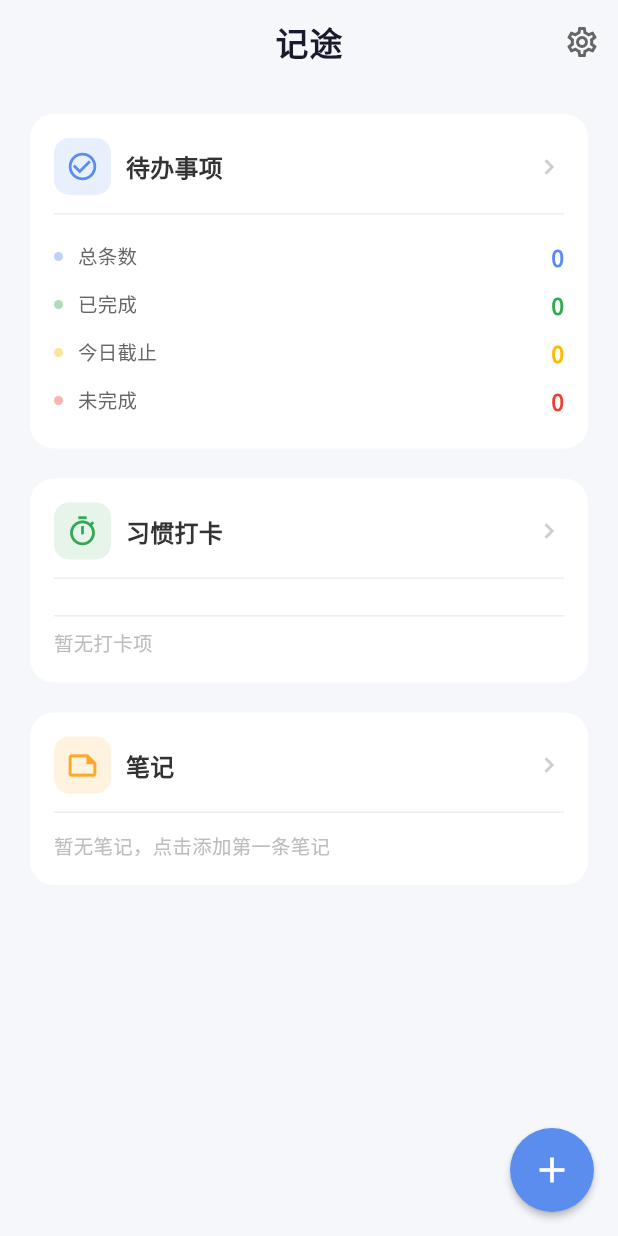
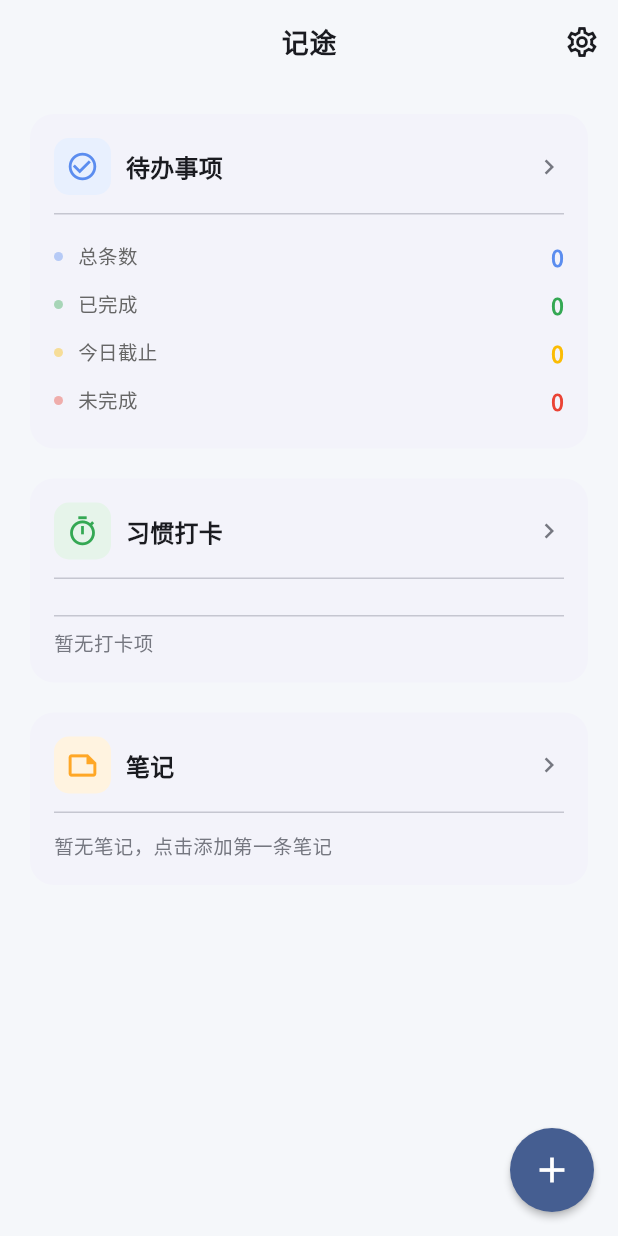
Before and after one commit to ok954/noteWay, a Flutter app: the screen it shows after launch, on a phone screen of 412 x 824 dp. Run offline on Flutter 3.47's test engine with Material 3 defaults, Android fonts, the phone set to English and light mode, and no system bars; our stand-ins replace file_picker, flutter_riverpod, google_fonts, image_picker, package_info_plus, shared_preferences and 2 more; accounts and stored records are empty.

Commit message:
fix: 全面优化深色主题样式 - 主题定义增强 + 页面使用动态Theme颜色替代硬编码

```diff
--- a/lib/core/theme/app_theme.dart
+++ b/lib/core/theme/app_theme.dart
@@ -6,7 +6,6 @@ import '../constants/app_colors.dart';
 class AppTheme {
   AppTheme._();
 
-  /// 全局字体回退栈：Noto Sans SC → 苹方 → 微软雅黑 → 系统无衬线
   static const List<String> fontFallback = [
     'PingFang SC',
     'Microsoft YaHei',
@@ -14,45 +13,48 @@ class AppTheme {
     'sans-serif',
   ];
 
+  // ========== 浅色主题 ==========
   static ThemeData get lightTheme {
+    final cs = ColorScheme.fromSeed(
+      seedColor: AppColors.primary,
+      brightness: Brightness.light,
+      surface: const Color(0xFFF5F7FA),
+    );
     final base = ThemeData(
       useMaterial3: true,
       brightness: Brightness.light,
-      colorScheme: ColorScheme.fromSeed(
-        seedColor: AppColors.primary,
-        brightness: Brightness.light,
-      ),
+      colorScheme: cs,
       scaffoldBackgroundColor: const Color(0xFFF5F7FA),
       fontFamily: GoogleFonts.notoSansSc().fontFamily,
       fontFamilyFallback: fontFallback,
     );
 
     return base.copyWith(
-      appBarTheme: const AppBarTheme(
+      appBarTheme: AppBarTheme(
         centerTitle: true,
         elevation: 0,
-        backgroundColor: Color(0xFFF5F7FA),
-        foregroundColor: Color(0xFF333333),
+        backgroundColor: cs.surface,
+        foregroundColor: cs.onSurface,
         titleTextStyle: TextStyle(
           fontSize: 18,
           fontWeight: FontWeight.w600,
-          color: Color(0xFF333333),
+          color: cs.onSurface,
           letterSpacing: 0.5,
         ),
       ),
       cardTheme: CardThemeData(
         elevation: 0,
         shape: RoundedRectangleBorder(borderRadius: BorderRadius.circular(16)),
-        color: Colors.white,
+        color: cs.surfaceContainerLow,
       ),
-      floatingActionButtonTheme: const FloatingActionButtonThemeData(
-        backgroundColor: AppColors.primary,
-        foregroundColor: Colors.white,
+      floatingActionButtonTheme: FloatingActionButtonThemeData(
+        backgroundColor: cs.primary,
+        foregroundColor: cs.onPrimary,
         elevation: 2,
       ),
       inputDecorationTheme: InputDecorationTheme(
         filled: true,
-        fillColor: const Color(0xFFF5F5F5),
+        fillColor: cs.surfaceContainerHighest,
         border: OutlineInputBorder(
           borderRadius: BorderRadius.circular(12),
           borderSide: BorderSide.none,
@@ -67,37 +69,50 @@ class AppTheme {
         ),
         contentPadding: const EdgeInsets.symmetric(horizontal: 16, vertical: 14),
       ),
-      textTheme: _buildTextTheme(base.textTheme, const Color(0xFF333333)),
-      dividerTheme: const DividerThemeData(
-        color: Color(0xFFEEEEEE),
+      textTheme: _buildTextTheme(base.textTheme, cs.onSurface, cs.onSurfaceVariant),
+      dividerTheme: DividerThemeData(
+        color: cs.outlineVariant,
         thickness: 1,
+      ),
+      dialogTheme: DialogThemeData(
+        backgroundColor: cs.surface,
+        shape: RoundedRectangleBorder(borderRadius: BorderRadius.circular(16)),
+      ),
+      bottomSheetTheme: BottomSheetThemeData(
+        backgroundColor: cs.surface,
+        shape: const RoundedRectangleBorder(
+          borderRadius: BorderRadius.vertical(top: Radius.circular(20)),
+        ),
       ),
     );
   }
 
+  // ========== 深色主题 ==========
   static ThemeData get darkTheme {
+    final cs = ColorScheme.fromSeed(
+      seedColor: AppColors.primary,
+      brightness: Brightness.dark,
+      surface: const Color(0xFF121212),
+    );
     final base = ThemeData(
       useMaterial3: true,
       brightness: Brightness.dark,
-      colorScheme: ColorScheme.fromSeed(
-        seedColor: AppColors.primary,
-        brightness: Brightness.dark,
-      ),
+      colorScheme: cs,
       scaffoldBackgroundColor: const Color(0xFF121212),
       fontFamily: GoogleFonts.notoSansSc().fontFamily,
       fontFamilyFallback: fontFallback,
     );
 
     return base.copyWith(
-      appBarTheme: const AppBarTheme(
+      appBarTheme: AppBarTheme(
         centerTitle: true,
         elevation: 0,
-        backgroundColor: Color(0xFF1E1E1E),
-        foregroundColor: Colors.white,
+        backgroundColor: const Color(0xFF1E1E1E),
+        foregroundColor: cs.onSurface,
         titleTextStyle: TextStyle(
           fontSize: 18,
           fontWeight: FontWeight.w600,
-          color: Colors.white,
+          color: cs.onSurface,
           letterSpacing: 0.5,
         ),
       ),
@@ -106,36 +121,95 @@ class AppTheme {
         shape: RoundedRectangleBorder(borderRadius: BorderRadius.circular(16)),
         color: const Color(0xFF1E1E1E),
       ),
-      floatingActionButtonTheme: const FloatingActionButtonThemeData(
-        backgroundColor: AppColors.primary,
-        foregroundColor: Colors.white,
+      floatingActionButtonTheme: FloatingActionButtonThemeData(
+        backgroundColor: cs.primary,
+        foregroundColor: cs.onPrimary,
         elevation: 2,
       ),
-      textTheme: _buildTextTheme(base.textTheme, Colors.white),
-      dividerTheme: const DividerThemeData(
-        color: Color(0xFF333333),
+      inputDecorationTheme: InputDecorationTheme(
+        filled: true,
+        fillColor: const Color(0xFF2A2A2A),
+        border: OutlineInputBorder(
+          borderRadius: BorderRadius.circular(12),
+          borderSide: BorderSide.none,
+        ),
+        enabledBorder: OutlineInputBorder(
+          borderRadius: BorderRadius.circular(12),
+          borderSide: BorderSide.none,
+        ),
+        focusedBorder: OutlineInputBorder(
+          borderRadius: BorderRadius.circular(12),
+          borderSide: const BorderSide(color: AppColors.primary),
+        ),
+        contentPadding: const EdgeInsets.symmetric(horizontal: 16, vertical: 14),
+      ),
+      textTheme: _buildTextTheme(base.textTheme, cs.onSurface, cs.onSurfaceVariant),
+      dividerTheme: DividerThemeData(
+        color: cs.outlineVariant,
         thickness: 1,
+      ),
+      dialogTheme: DialogThemeData(
+        backgroundColor: const Color(0xFF1E1E1E),
+        shape: RoundedRectangleBorder(borderRadius: BorderRadius.circular(16)),
+      ),
+      bottomSheetTheme: BottomSheetThemeData(
+        backgroundColor: const Color(0xFF1E1E1E),
+        shape: const RoundedRectangleBorder(
+          borderRadius: BorderRadius.vertical(top: Radius.circular(20)),
+        ),
+      ),
+      chipTheme: ChipThemeData(
+        backgroundColor: const Color(0xFF2A2A2A),
+        selectedColor: cs.primaryContainer,
+        labelStyle: TextStyle(color: cs.onSurface, fontSize: 13),
+        secondaryLabelStyle: TextStyle(color: cs.onSurfaceVariant, fontSize: 13),
+        shape: RoundedRectangleBorder(borderRadius: BorderRadius.circular(8)),
+        side: BorderSide.none,
+      ),
+      switchTheme: SwitchThemeData(
+        thumbColor: WidgetStateProperty.resolveWith((states) {
+          if (states.contains(WidgetState.selected)) return cs.primary;
+          return cs.onSurfaceVariant;
+        }),
+        trackColor: WidgetStateProperty.resolveWith((states) {
+          if (states.contains(WidgetState.selected)) return cs.primaryContainer;
+          return cs.surfaceContainerHighest;
+        }),
+      ),
+      checkboxTheme: CheckboxThemeData(
+        fillColor: WidgetStateProperty.resolveWith((states) {
+          if (states.contains(WidgetState.selected)) return cs.primary;
+          return null;
+        }),
+        shape: RoundedRectangleBorder(borderRadius: BorderRadius.circular(4)),
+      ),
+      segmentedButtonTheme: SegmentedButtonThemeData(
+        selectedStyle: TextStyle(color: cs.onSurface),
+        style: SegmentedButton.styleFrom(
+          backgroundColor: const Color(0xFF2A2A2A),
+          selectedBackgroundColor: cs.primaryContainer,
+        ),
       ),
     );
   }
 
-  static TextTheme _buildTextTheme(TextTheme base, Color color) {
+  static TextTheme _buildTextTheme(TextTheme base, Color primary, Color secondary) {
     return base.copyWith(
-      displayLarge: base.displayLarge?.copyWith(color: color, fontWeight: FontWeight.w700, letterSpacing: -0.5),
-      displayMedium: base.displayMedium?.copyWith(color: color, fontWeight: FontWeight.w700, letterSpacing: -0.5),
-      displaySmall: base.displaySmall?.copyWith(color: color, fontWeight: FontWeight.w600),
-      headlineLarge: base.headlineLarge?.copyWith(color: color, fontWeight: FontWeight.w600),
-      headlineMedium: base.headlineMedium?.copyWith(color: color, fontWeight: FontWeight.w600),
-      headlineSmall: base.headlineSmall?.copyWith(color: color, fontWeight: FontWeight.w600),
-      titleLarge: base.titleLarge?.copyWith(color: color, fontWeight: FontWeight.w600, letterSpacing: 0.2),
-      titleMedium: base.titleMedium?.copyWith(color: color, fontWeight: FontWeight.w500, letterSpacing: 0.15),
-      titleSmall: base.titleSmall?.copyWith(color: color, fontWeight: FontWeight.w500, letterSpacing: 0.1),
-      bodyLarge: base.bodyLarge?.copyWith(color: color, fontWeight: FontWeight.w400, letterSpacing: 0.15, height: 1.5),
-      bodyMedium: base.bodyMedium?.copyWith(color: color, fontWeight: FontWeight.w400, letterSpacing: 0.15, height: 1.5),
-      bodySmall: base.bodySmall?.copyWith(color: color, fontWeight: FontWeight.w400, letterSpacing: 0.1, height: 1.4),
-      labelLarge: base.labelLarge?.copyWith(color: color, fontWeight: FontWeight.w500, letterSpacing: 0.1),
-      labelMedium: base.labelMedium?.copyWith(color: color, fontWeight: FontWeight.w500, letterSpacing: 0.1),
-      labelSmall: base.labelSmall?.copyWith(color: color, fontWeight: FontWeight.w500, letterSpacing: 0.1),
+      displayLarge: base.displayLarge?.copyWith(color: primary, fontWeight: FontWeight.w700),
+      displayMedium: base.displayMedium?.copyWith(color: primary, fontWeight: FontWeight.w700),
+      displaySmall: base.displaySmall?.copyWith(color: primary, fontWeight: FontWeight.w600),
+      headlineLarge: base.headlineLarge?.copyWith(color: primary, fontWeight: FontWeight.w600),
+      headlineMedium: base.headlineMedium?.copyWith(color: primary, fontWeight: FontWeight.w600),
+      headlineSmall: base.headlineSmall?.copyWith(color: primary, fontWeight: FontWeight.w600),
+      titleLarge: base.titleLarge?.copyWith(color: primary, fontWeight: FontWeight.w600),
+      titleMedium: base.titleMedium?.copyWith(color: primary, fontWeight: FontWeight.w500),
+      titleSmall: base.titleSmall?.copyWith(color: primary, fontWeight: FontWeight.w500),
+      bodyLarge: base.bodyLarge?.copyWith(color: primary, fontWeight: FontWeight.w400, height: 1.5),
+      bodyMedium: base.bodyMedium?.copyWith(color: primary, fontWeight: FontWeight.w400, height: 1.5),
+      bodySmall: base.bodySmall?.copyWith(color: secondary, fontWeight: FontWeight.w400, height: 1.4),
+      labelLarge: base.labelLarge?.copyWith(color: primary, fontWeight: FontWeight.w500),
+      labelMedium: base.labelMedium?.copyWith(color: secondary, fontWeight: FontWeight.w500),
+      labelSmall: base.labelSmall?.copyWith(color: secondary, fontWeight: FontWeight.w400),
     );
   }
 }
--- a/lib/modules/home/home_page.dart
+++ b/lib/modules/home/home_page.dart
@@ -1,6 +1,5 @@
 import 'package:flutter/material.dart';
 import 'package:flutter_riverpod/flutter_riverpod.dart';
-import '../../core/constants/app_colors.dart';
 import '../../models/habit.dart';
 import '../../providers/habit_provider.dart';
 import '../../providers/note_provider.dart';
@@ -17,23 +16,15 @@ class HomePage extends ConsumerWidget {
     final habitStats = ref.watch(habitStatsProvider);
     final habitsAsync = ref.watch(habitNotifierProvider);
     final notesAsync = ref.watch(noteNotifierProvider);
+    final cs = Theme.of(context).colorScheme;
 
     return Scaffold(
-      backgroundColor: const Color(0xFFF5F7FA),
+      backgroundColor: Theme.of(context).scaffoldBackgroundColor,
       appBar: AppBar(
-        backgroundColor: const Color(0xFFF5F7FA),
-        elevation: 0,
-        title: const Text(
-          '记途',
-          style: TextStyle(
-            fontSize: 22,
-            fontWeight: FontWeight.bold,
-            color: Color(0xFF1A1A2E),
-          ),
-        ),
+        title: const Text('记途'),
         actions: [
           IconButton(
-            icon: const Icon(Icons.settings_outlined, color: Color(0xFF666666)),
+            icon: const Icon(Icons.settings_outlined),
             onPressed: () => Navigator.pushNamed(context, AppRoutes.settings),
           ),
         ],
@@ -42,27 +33,28 @@ class HomePage extends ConsumerWidget {
         padding: const EdgeInsets.all(16),
         child: Column(
           children: [
-            // 待办卡片
-            _buildTodoCard(context, todoStats),
+            _buildTodoCard(context, todoStats, cs),
             const SizedBox(height: 12),
-            // 打卡卡片
-            _buildHabitCard(context, habitStats, habitsAsync),
+            _buildHabitCard(context, habitStats, habitsAsync, cs),
             const SizedBox(height: 12),
-            // 笔记卡片
-            _buildNoteCard(context, notesAsync),
+            _buildNoteCard(context, notesAsync, cs),
           ],
         ),
       ),
-      floatingActionButton: FloatingActionButton(
-        onPressed: () => _showQuickAddSheet(context),
-        backgroundColor: AppColors.primary,
-        shape: const CircleBorder(),
-        child: const Icon(Icons.add, color: Colors.white, size: 28),
-      ),
+      floatingActionButton: _buildFAB(context, cs),
     );
   }
 
-  Widget _buildTodoCard(BuildContext context, AsyncValue<Map<String, int>> todoStats) {
+  Widget _buildFAB(BuildContext context, ColorScheme cs) {
+    return FloatingActionButton(
+      onPressed: () => _showQuickAddSheet(context),
+      backgroundColor: cs.primary,
+      shape: const CircleBorder(),
+      child: Icon(Icons.add, color: cs.onPrimary, size: 28),
+    );
+  }
+
+  Widget _buildTodoCard(BuildContext context, AsyncValue<Map<String, int>> todoStats, ColorScheme cs) {
     return _buildModuleCard(
       context,
       icon: Icons.check_circle_outline,
@@ -89,6 +81,7 @@ class HomePage extends ConsumerWidget {
     BuildContext context,
     AsyncValue<Map<String, int>> habitStats,
     AsyncValue<List<Habit>> habitsAsync,
+    ColorScheme cs,
   ) {
     return _buildModuleCard(
       context,
@@ -108,16 +101,16 @@ class HomePage extends ConsumerWidget {
                     children: [
                       const Icon(Icons.check_circle, size: 14, color: Color(0xFF34A853)),
                       const SizedBox(width: 4),
-                      Text('今日已打卡 ${s['today'] ?? 0} 项', style: const TextStyle(fontSize: 13, color: Color(0xFF34A853))),
+                      Text('今日已打卡 ${s['today'] ?? 0} 项', style: TextStyle(fontSize: 13, color: cs.onSurfaceVariant)),
                     ],
                   ),
                 ),
                 Expanded(
                   child: Row(
                     children: [
-                      const Icon(Icons.circle_outlined, size: 14, color: Color(0xFF999999)),
+                      const Icon(Icons.circle_outlined, size: 14),
                       const SizedBox(width: 4),
-                      Text('今日未打卡 ${(s['total'] ?? 0) - (s['today'] ?? 0)} 项', style: const TextStyle(fontSize: 13, color: Color(0xFF999999))),
+                      Text('今日未打卡 ${(s['total'] ?? 0) - (s['today'] ?? 0)} 项', style: TextStyle(fontSize: 13, color: cs.outline)),
                     ],
                   ),
                 ),
@@ -127,16 +120,16 @@ class HomePage extends ConsumerWidget {
             error: (_, __) => const SizedBox.shrink(),
           ),
           const SizedBox(height: 12),
-          const Divider(height: 1),
+          Divider(color: cs.outlineVariant, height: 1),
           const SizedBox(height: 8),
           habitsAsync.when(
             data: (habits) {
               final previewHabits = habits.take(4).toList();
               if (previewHabits.isEmpty) {
-                return const Text('暂无打卡项', style: TextStyle(fontSize: 13, color: AppColors.textHint));
+                return Text('暂无打卡项', style: TextStyle(fontSize: 13, color: cs.outline));
               }
               return Column(
-                children: previewHabits.map((h) => _buildHabitPreviewItem(h)).toList(),
+                children: previewHabits.map((h) => _buildHabitPreviewItem(h, cs)).toList(),
               );
             },
             loading: () => const SizedBox.shrink(),
@@ -147,7 +140,7 @@ class HomePage extends ConsumerWidget {
     );
   }
 
-  Widget _buildHabitPreviewItem(Habit habit) {
+  Widget _buildHabitPreviewItem(Habit habit, ColorScheme cs) {
     final isCompleted = habit.todayCount > 0;
     return Padding(
       padding: const EdgeInsets.symmetric(vertical: 6),
@@ -157,13 +150,13 @@ class HomePage extends ConsumerWidget {
             width: 28,
             height: 28,
             decoration: BoxDecoration(
-              color: isCompleted ? const Color(0xFFE6F4EA) : const Color(0xFFF5F5F5),
+              color: isCompleted ? const Color(0xFFE6F4EA) : cs.surfaceContainerHighest,
               borderRadius: BorderRadius.circular(6),
             ),
             child: Icon(
               _habitIcon(habit.name),
               size: 16,
-              color: isCompleted ? const Color(0xFF34A853) : const Color(0xFF999999),
+              color: isCompleted ? const Color(0xFF34A853) : cs.outline,
             ),
           ),
           const SizedBox(width: 10),
@@ -172,25 +165,25 @@ class HomePage extends ConsumerWidget {
               habit.name,
               style: TextStyle(
                 fontSize: 13,
-                color: isCompleted ? const Color(0xFF999999) : const Color(0xFF333333),
+                color: isCompleted ? cs.outline : cs.onSurface,
                 decoration: isCompleted ? TextDecoration.lineThrough : null,
               ),
             ),
           ),
           if (isCompleted) ...[
-            const Icon(Icons.check, size: 14, color: Color(0xFF34A853)),
+            Icon(Icons.check, size: 14, color: cs.onSurfaceVariant),
             const SizedBox(width: 4),
             if (habit.habitType != 'count')
               Text(
                 _formatDuration(habit.todayDuration),
-                style: const TextStyle(fontSize: 12, color: Color(0xFF34A853)),
+                style: TextStyle(fontSize: 12, color: cs.onSurfaceVariant),
               ),
           ] else
             Container(
               width: 16,
               height: 16,
               decoration: BoxDecoration(
-                border: Border.all(color: const Color(0xFFDDDDDD)),
+                border: Border.all(color: cs.outlineVariant),
                 borderRadius: BorderRadius.circular(4),
               ),
             ),
@@ -199,7 +192,7 @@ class HomePage extends ConsumerWidget {
     );
   }
 
-  Widget _buildNoteCard(BuildContext context, AsyncValue<List<dynamic>> notesAsync) {
+  Widget _buildNoteCard(BuildContext context, AsyncValue<List<dynamic>> notesAsync, ColorScheme cs) {
     return _buildModuleCard(
       context,
       icon: Icons.note_outlined,
@@ -210,7 +203,7 @@ class HomePage extends ConsumerWidget {
       child: notesAsync.when(
         data: (notes) {
           if (notes.isEmpty) {
-            return const Text('暂无笔记，点击添加第一条笔记', style: TextStyle(fontSize: 13, color: AppColors.textHint));
+            return Text('暂无笔记，点击添加第一条笔记', style: TextStyle(fontSize: 13, color: cs.outline));
           }
           final latest = notes.first;
           final dt = DateTime.fromMillisecondsSinceEpoch(latest.updatedAt);
@@ -219,12 +212,12 @@ class HomePage extends ConsumerWidget {
             children: [
               Text(
                 '上一次编辑：${dt.month}月${dt.day}日 ${dt.hour.toString().padLeft(2, '0')}:${dt.minute.toString().padLeft(2, '0')}',
-                style: const TextStyle(fontSize: 12, color: AppColors.textSecondary),
+                style: TextStyle(fontSize: 12, color: cs.onSurfaceVariant),
               ),
               const SizedBox(height: 8),
               Text(
                 latest.title ?? latest.plainText ?? '无标题笔记',
-                style: const TextStyle(fontSize: 15, fontWeight: FontWeight.w500, color: Color(0xFF333333)),
+                style: TextStyle(fontSize: 15, fontWeight: FontWeight.w500, color: cs.onSurface),
                 maxLines: 1,
                 overflow: TextOverflow.ellipsis,
               ),
@@ -232,7 +225,7 @@ class HomePage extends ConsumerWidget {
                 const SizedBox(height: 4),
                 Text(
                   latest.plainText!,
-                  style: const TextStyle(fontSize: 13, color: AppColors.textSecondary),
+                  style: TextStyle(fontSize: 13, color: cs.onSurfaceVariant),
                   maxLines: 2,
                   overflow: TextOverflow.ellipsis,
                 ),
@@ -256,8 +249,6 @@ class HomePage extends ConsumerWidget {
     required Widget child,
   }) {
     return Card(
-      elevation: 0,
-      shape: RoundedRectangleBorder(borderRadius: BorderRadius.circular(16)),
       child: InkWell(
         onTap: onTap,
         borderRadius: BorderRadius.circular(16),
@@ -279,15 +270,15 @@ class HomePage extends ConsumerWidget {
                   const SizedBox(width: 10),
                   Text(
                     title,
-                    style: const TextStyle(fontSize: 16, fontWeight: FontWeight.w600, color: Color(0xFF333333)),
+                    style: Theme.of(context).textTheme.titleMedium?.copyWith(fontWeight: FontWeight.w600),
                   ),
                   const Spacer(),
-                  const Icon(Icons.chevron_right, color: Color(0xFFCCCCCC), size: 20),
+                  Icon(Icons.chevron_right, color: Theme.of(context).colorScheme.outline, size: 20),
                 ],
               ),
-              const Padding(
-                padding: EdgeInsets.symmetric(vertical: 12),
-                child: Divider(height: 1),
+              Padding(
+                padding: const EdgeInsets.symmetric(vertical: 12),
+                child: Divider(color: Theme.of(context).colorScheme.outlineVariant, height: 1),
               ),
               child,
             ],
@@ -311,10 +302,7 @@ class HomePage extends ConsumerWidget {
           Expanded(
             child: Text(label, style: const TextStyle(fontSize: 13, color: Color(0xFF666666))),
           ),
-          Text(
-            value,
-            style: TextStyle(fontSize: 15, fontWeight: FontWeight.bold, color: valueColor),
-          ),
+          Text(value, style: TextStyle(fontSize: 15, fontWeight: FontWeight.bold, color: valueColor)),
         ],
       ),
     );
@@ -323,9 +311,6 @@ class HomePage extends ConsumerWidget {
   void _showQuickAddSheet(BuildContext context) {
     showModalBottomSheet(
       context: context,
-      shape: const RoundedRectangleBorder(
-        borderRadius: BorderRadius.vertical(top: Radius.circular(20)),
-      ),
       builder: (context) => SafeArea(
         child: Padding(
           padding: const EdgeInsets.symmetric(vertical: 16),
@@ -336,7 +321,7 @@ class HomePage extends ConsumerWidget {
                 width: 40,
                 height: 4,
                 decoration: BoxDecoration(
-                  color: Colors.grey.shade300,
+                  color: Theme.of(context).colorScheme.outlineVariant,
                   borderRadius: BorderRadius.circular(2),
                 ),
               ),
@@ -387,7 +372,7 @@ class HomePage extends ConsumerWidget {
         decoration: BoxDecoration(color: color.withValues(alpha: 0.1), borderRadius: BorderRadius.circular(8)),
         child: Icon(icon, color: color),
       ),
-      title: Text(title, style: const TextStyle(fontSize: 15)),
+      title: Text(title),
       onTap: onTap,
     );
   }
```
Also changed, not shown: lib/modules/habits/habit_list_page.dart (+5 -5 lines), lib/modules/notes/note_list_page.dart (+10 -10 lines), lib/modules/settings/cloud_data_page.dart (+4 -4 lines), lib/modules/settings/cloud_sync_page.dart (+4 -4 lines), lib/modules/settings/settings_page.dart (+5 -5 lines), lib/modules/todos/todo_list_page.dart (+9 -9 lines).
